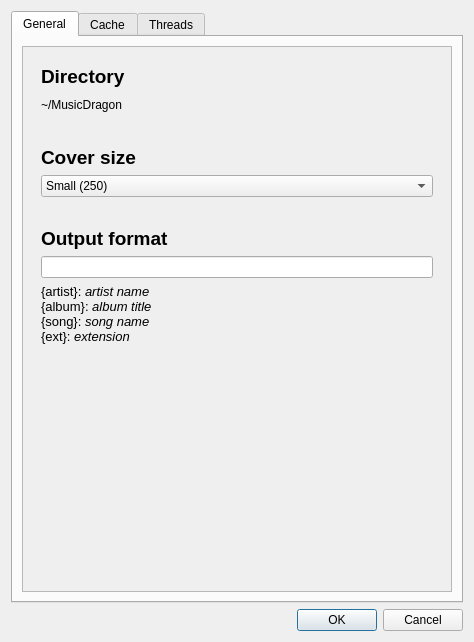
Docheinstein/music-dragon, file res/ui/preferenceswindow.ui: the form before one commit.
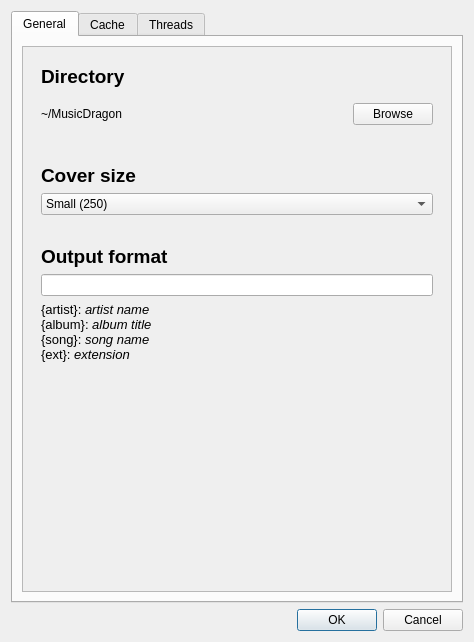
The form after the commit. Icons and pictures are not drawn. Custom widgets are drawn as their Qt base class.

Commit message: Prefetch artist release groups on open_artist; show local availability info even on artist page

Patch:
```diff
--- a/res/ui/preferenceswindow.ui
+++ b/res/ui/preferenceswindow.ui
@@ -43,16 +43,13 @@
             <number>12</number>
            </property>
            <item>
-            <widget class="ClickableWidget" name="directoryWidget" native="true">
+            <widget class="QWidget" name="directoryWidget" native="true">
              <property name="sizePolicy">
               <sizepolicy hsizetype="Preferred" vsizetype="Minimum">
                <horstretch>0</horstretch>
                <verstretch>0</verstretch>
               </sizepolicy>
              </property>
-             <property name="cursor">
-              <cursorShape>PointingHandCursor</cursorShape>
-             </property>
              <layout class="QVBoxLayout" name="verticalLayout_3">
               <item>
                <widget class="QLabel" name="label">
@@ -71,27 +68,26 @@
               <item>
                <layout class="QHBoxLayout" name="horizontalLayout">
                 <item>
-                 <widget class="QLabel" name="directory">
+                 <widget class="ClickableLabel" name="directory">
+                  <property name="sizePolicy">
+                   <sizepolicy hsizetype="Preferred" vsizetype="Fixed">
+                    <horstretch>0</horstretch>
+                    <verstretch>0</verstretch>
+                   </sizepolicy>
+                  </property>
+                  <property name="minimumSize">
+                   <size>
+                    <width>0</width>
+                    <height>40</height>
+                   </size>
+                  </property>
                   <property name="text">
                    <string>~/MusicDragon</string>
                   </property>
                  </widget>
                 </item>
                 <item>
-                 <spacer name="horizontalSpacer">
-                  <property name="orientation">
-                   <enum>Qt::Horizontal</enum>
-                  </property>
-                  <property name="sizeHint" stdset="0">
-                   <size>
-                    <width>40</width>
-                    <height>20</height>
-                   </size>
-                  </property>
-                 </spacer>
-                </item>
-                <item>
-                 <widget class="QPushButton" name="openDirectoryButton">
+                 <widget class="QPushButton" name="browseDirectoryButton">
                   <property name="sizePolicy">
                    <sizepolicy hsizetype="Fixed" vsizetype="Fixed">
                     <horstretch>0</horstretch>
@@ -102,11 +98,7 @@
                    <cursorShape>PointingHandCursor</cursorShape>
                   </property>
                   <property name="text">
-                   <string/>
-                  </property>
-                  <property name="icon">
-                   <iconset>
-                    <normaloff>../images/openfolder.png</normaloff>../images/openfolder.png</iconset>
+                   <string>Browse</string>
                   </property>
                   <property name="iconSize">
                    <size>
@@ -115,7 +107,7 @@
                    </size>
                   </property>
                   <property name="flat">
-                   <bool>true</bool>
+                   <bool>false</bool>
                   </property>
                  </widget>
                 </item>
@@ -259,6 +251,12 @@
               </item>
               <item>
                <widget class="ClickableLabel" name="cache">
+                <property name="sizePolicy">
+                 <sizepolicy hsizetype="Preferred" vsizetype="Fixed">
+                  <horstretch>0</horstretch>
+                  <verstretch>0</verstretch>
+                 </sizepolicy>
+                </property>
                 <property name="minimumSize">
                  <size>
                   <width>0</width>
@@ -462,12 +460,6 @@
   </layout>
  </widget>
  <customwidgets>
-  <customwidget>
-   <class>ClickableWidget</class>
-   <extends>QWidget</extends>
-   <header>ui/clickablewidget.h</header>
-   <container>1</container>
-  </customwidget>
   <customwidget>
    <class>ClickableLabel</class>
    <extends>QLabel</extends>
```
The commit also changes 9 other files.
